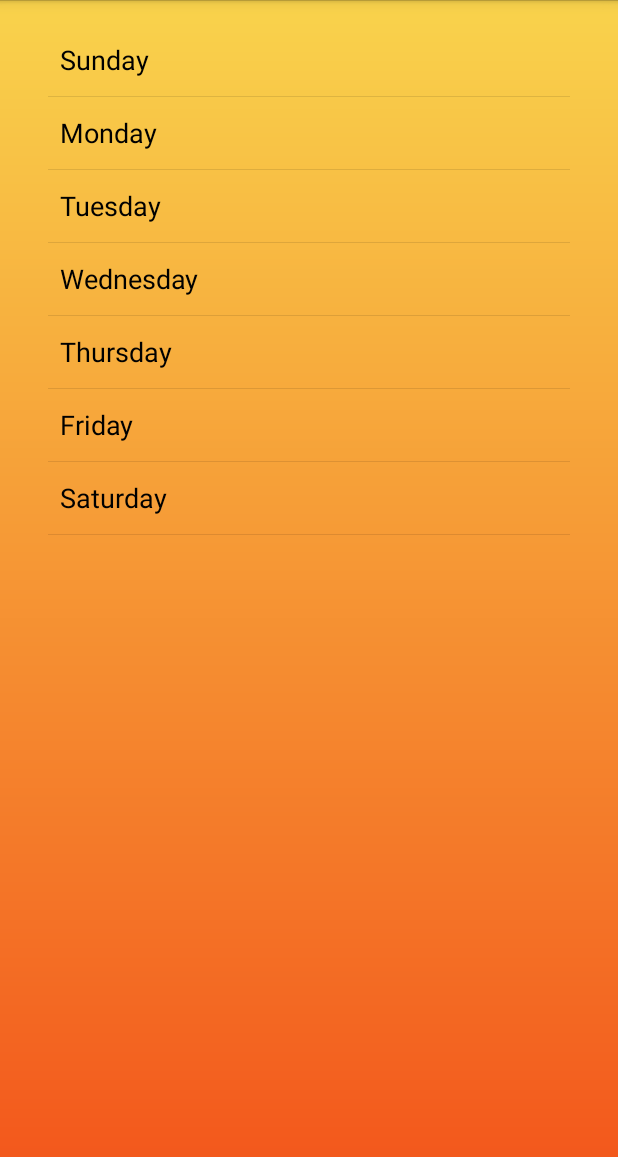
After one commit to SeanKelleyx/StormyAndroid, an Android app: the DailyForecastActivity screen opened directly, with no data from a screen before it, on a phone screen of 412 x 824 dp. The commit adds this screen. Shown: the top 1157 px of the screen. Run offline under Robolectric (Android 15) with nearby library versions, the phone set to English and light mode, and no system bars.

Commit message:
Add daily forecast activity and add listener to 7day button to start the activity (with placeholder data)

```diff
--- /dev/null
+++ b/app/src/main/java/com/sean/stormy/ui/DailyForecastActivity.java
@@ -0,0 +1,22 @@
+package com.sean.stormy.ui;
+
+import android.app.ListActivity;
+import android.os.Bundle;
+import android.widget.ArrayAdapter;
+
+import com.sean.stormy.R;
+
+public class DailyForecastActivity extends ListActivity {
+
+    @Override
+    protected void onCreate(Bundle savedInstanceState) {
+        super.onCreate(savedInstanceState);
+        setContentView(R.layout.activity_daily_forecast);
+
+        String[] daysOfTheWeek = { "Sunday", "Monday", "Tuesday", "Wednesday", "Thursday", "Friday", "Saturday" };
+        ArrayAdapter<String> adapter =  new ArrayAdapter<String>(this,
+                android.R.layout.simple_list_item_1, daysOfTheWeek);
+        setListAdapter(adapter);
+    }
+
+}
--- /dev/null
+++ b/app/src/main/res/layout/activity_daily_forecast.xml
@@ -0,0 +1,30 @@
+<RelativeLayout xmlns:android="http://schemas.android.com/apk/res/android"
+                xmlns:tools="http://schemas.android.com/tools"
+                android:layout_width="match_parent"
+                android:layout_height="match_parent"
+                android:paddingLeft="@dimen/activity_horizontal_margin"
+                android:paddingRight="@dimen/activity_horizontal_margin"
+                android:paddingTop="@dimen/activity_vertical_margin"
+                android:paddingBottom="@dimen/activity_vertical_margin"
+                tools:context="com.sean.stormy.ui.DailyForecastActivity"
+                android:background="@drawable/bg_gradient">
+
+    <ListView
+        android:layout_width="match_parent"
+        android:layout_height="match_parent"
+        android:id="@android:id/list"
+        android:layout_alignParentTop="true"
+        android:layout_alignParentLeft="true"
+        android:layout_alignParentStart="true"/>
+
+    <TextView
+        android:layout_width="wrap_content"
+        android:layout_height="wrap_content"
+        android:text="@string/empty_list_text"
+        android:textColor="#FFFFFF"
+        android:id="@android:id/empty"
+        android:layout_centerVertical="true"
+        android:layout_centerHorizontal="true"/>
+
+
+</RelativeLayout>
--- a/app/src/main/res/values/strings.xml
+++ b/app/src/main/res/values/strings.xml
@@ -21,4 +21,6 @@
     <string name="refresh_image">refresh image</string>
     <string name="hourly_button_text">HOURLY</string>
     <string name="daily_button_text">7 DAY</string>
+    <string name="title_activity_daily_forecast">DailyForecastActivity</string>
+    <string name="empty_list_text">There is no data to display</string>
 </resources>
```
Also changed, not shown: app/src/main/AndroidManifest.xml (+13 -4 lines), app/src/main/java/com/sean/stormy/ui/MainActivity.java (+13 -2 lines), app/src/main/res/menu/menu_daily_forecast.xml (added, +8 -0 lines).
